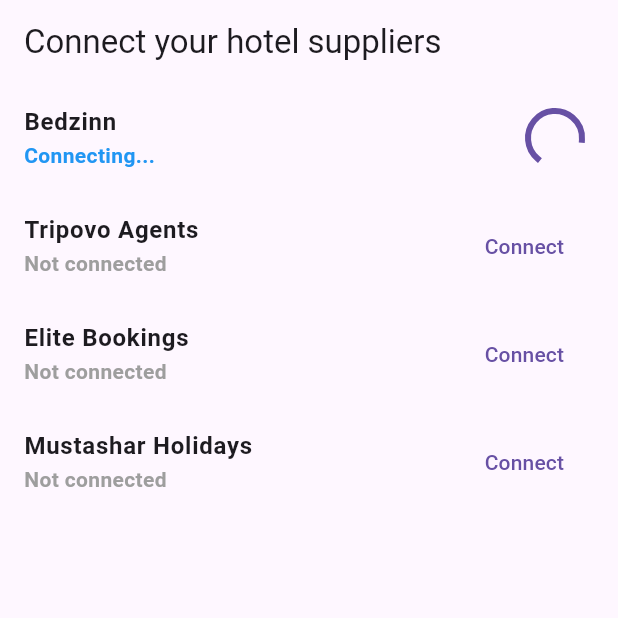
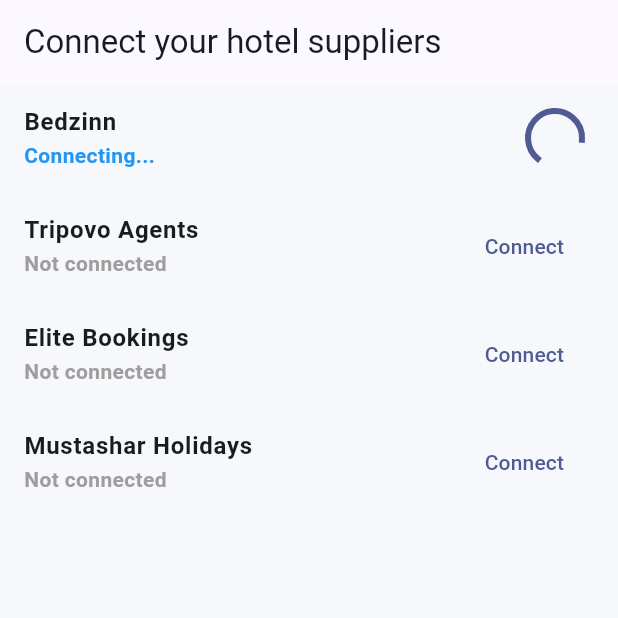
Before and after one commit to ahmedsaidalelwany/voyage, a Flutter app: the first screen one second after launch, on a phone screen of 412 x 824 dp, the top half of it. Run offline on Flutter 3.47's test engine with Material 3 defaults, Android fonts, the phone set to English and light mode, and no system bars; our stand-ins replace equatable, flutter_bloc, get_it, go_router, webview_flutter.

Commit message:
feat: refine Voyage UI and search presentation

```diff
--- a/lib/main.dart
+++ b/lib/main.dart
@@ -59,8 +59,52 @@ class VoyageApp extends StatelessWidget {
       child: MaterialApp.router(
         title: 'Voyage POC',
         theme: ThemeData(
-          primarySwatch: Colors.blue,
           useMaterial3: true,
+          colorScheme: ColorScheme.fromSeed(
+            seedColor: const Color(0xFF315EF5),
+            brightness: Brightness.light,
+          ),
+          scaffoldBackgroundColor: const Color(0xFFF7F8FC),
+          inputDecorationTheme: InputDecorationTheme(
+            filled: true,
+            fillColor: Colors.white,
+            border: OutlineInputBorder(
+              borderRadius: BorderRadius.circular(16),
+              borderSide: BorderSide.none,
+            ),
+            enabledBorder: OutlineInputBorder(
+              borderRadius: BorderRadius.circular(16),
+              borderSide: BorderSide.none,
+            ),
+            focusedBorder: OutlineInputBorder(
+              borderRadius: BorderRadius.circular(16),
+              borderSide: const BorderSide(width: 1.4),
+            ),
+            contentPadding: const EdgeInsets.symmetric(horizontal: 16, vertical: 16),
+          ),
+          cardTheme: CardThemeData(
+            elevation: 0,
+            margin: EdgeInsets.zero,
+            shape: RoundedRectangleBorder(
+              borderRadius: BorderRadius.circular(20),
+            ),
+          ),
+          filledButtonTheme: FilledButtonThemeData(
+            style: FilledButton.styleFrom(
+              minimumSize: const Size.fromHeight(52),
+              shape: RoundedRectangleBorder(
+                borderRadius: BorderRadius.circular(16),
+              ),
+            ),
+          ),
+          outlinedButtonTheme: OutlinedButtonThemeData(
+            style: OutlinedButton.styleFrom(
+              minimumSize: const Size.fromHeight(48),
+              shape: RoundedRectangleBorder(
+                borderRadius: BorderRadius.circular(16),
+              ),
+            ),
+          ),
         ),
         routerConfig: _router,
       ),
```
